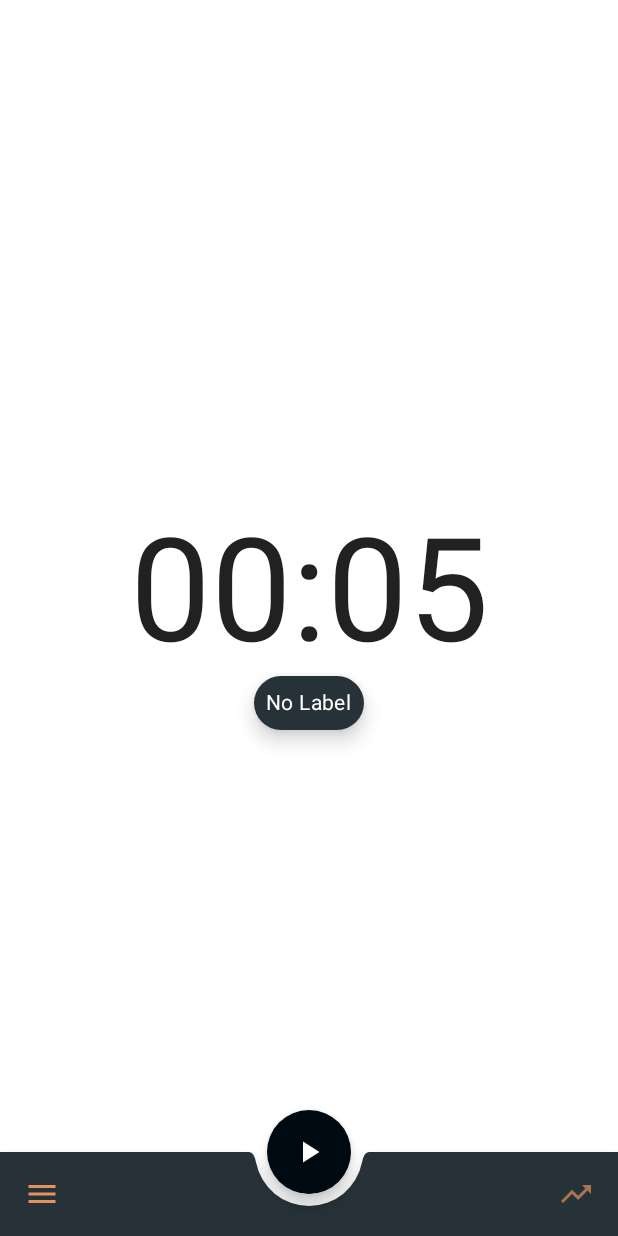
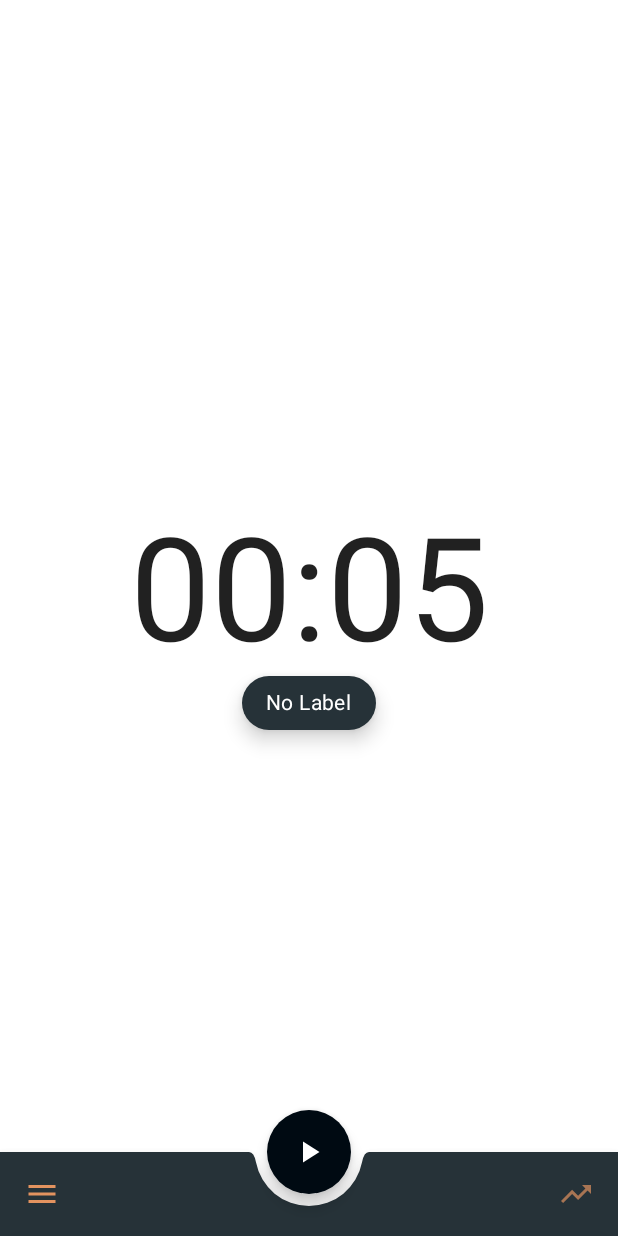
Before and after one commit to maximilianproell/SimplePomodoro, an Android app built with Jetpack Compose: the screen it shows after launch (MainActivity), on a phone screen of 412 x 824 dp. Run offline under Robolectric (Android 15) with nearby library versions, the phone set to English and light mode, and no system bars; our stand-ins replace Dagger/Hilt's generated code, Room's generated code, Timber, constraintlayout-compose; 3 statements that could not run were skipped.

```diff
--- a/app/src/main/java/com/example/simplepomodoro/MainActivity.kt
+++ b/app/src/main/java/com/example/simplepomodoro/MainActivity.kt
@@ -24,6 +24,8 @@ import timber.log.Timber
 
 object Constants {
     const val initialTimerSeconds: Long = 5
+    const val sharedPrefIdentifier = "com.example.simplepomodoro.shared.pref"
+    const val currentLabelSharedPref = "shared_pref_curr_label"
 }
 
 enum class ServiceState {
--- a/app/src/main/java/com/example/simplepomodoro/components/Chip.kt
+++ b/app/src/main/java/com/example/simplepomodoro/components/Chip.kt
@@ -1,34 +1,47 @@
 package com.example.simplepomodoro.components
 
-import androidx.compose.foundation.clickable
+import androidx.compose.foundation.layout.Arrangement
 import androidx.compose.foundation.layout.Row
 import androidx.compose.foundation.layout.padding
 import androidx.compose.foundation.selection.toggleable
 import androidx.compose.foundation.shape.RoundedCornerShape
-import androidx.compose.material.ExperimentalMaterialApi
-import androidx.compose.material.MaterialTheme
-import androidx.compose.material.Surface
-import androidx.compose.material.Text
-import androidx.compose.runtime.Composable
+import androidx.compose.material.*
+import androidx.compose.material.icons.Icons
+import androidx.compose.material.icons.filled.CheckCircleOutline
+import androidx.compose.runtime.*
+import androidx.compose.ui.Alignment
 import androidx.compose.ui.Modifier
 import androidx.compose.ui.graphics.Color
+import androidx.compose.ui.res.stringResource
 import androidx.compose.ui.tooling.preview.Preview
 import androidx.compose.ui.unit.dp
+import com.example.simplepomodoro.R
+import com.example.simplepomodoro.ui.theme.SimplePomodoroTheme
+import com.example.simplepomodoro.utils.convertLabelNameToDisplayName
 
+@Composable
+@Preview
+fun ChipPreview() {
+    SimplePomodoroTheme {
+        var isSelected by remember { mutableStateOf(true) }
+        Chip(
+            isSelected = isSelected,
+            onSelectionChanged = { isSelected = !isSelected}
+        )
+    }
+}
 
 @kotlin.OptIn(ExperimentalMaterialApi::class)
-@Preview(showBackground = true)
 @Composable
 fun Chip(
     name: String = "Chip",
     isSelected: Boolean = false,
     onSelectionChanged: (String) -> Unit = {},
-    onChipClicked: () -> Unit = {}
 ) {
     Surface(
         elevation = 8.dp,
         shape = RoundedCornerShape(80),
-        color = if (isSelected) Color.LightGray else MaterialTheme.colors.primary,
+        color = MaterialTheme.colors.primary,
     ) {
         Row(modifier = Modifier
             .toggleable(
@@ -37,12 +50,23 @@ fun Chip(
                     onSelectionChanged(name)
                 }
             )
-            .clickable {
-                onChipClicked()
+            .padding(horizontal = 8.dp),
+            horizontalArrangement = Arrangement.spacedBy(2.dp),
+            verticalAlignment = Alignment.CenterVertically
+        ) {
+            if (isSelected) {
+                Icon(
+                    imageVector = Icons.Filled.CheckCircleOutline,
+                    contentDescription = null,
+                    tint = Color.White
+                )
             }
-        ) {
+
             Text(
-                text = name,
+                text = convertLabelNameToDisplayName(
+                    labelName = name,
+                    noLabelName = stringResource(id = R.string.no_label),
+                ),
                 style = MaterialTheme.typography.body2,
                 color = Color.White,
                 modifier = Modifier.padding(8.dp)
--- a/app/src/main/java/com/example/simplepomodoro/di/DatabaseModule.kt
+++ b/app/src/main/java/com/example/simplepomodoro/di/DatabaseModule.kt
@@ -20,6 +20,6 @@ object DatabaseModule {
         return Room.databaseBuilder(
             applicationContext,
             PomodoroDatabase::class.java, "pomodoro-database"
-        ).build()
+        ).createFromAsset("pomodoro-database.db").build()
     }
 }
--- a/app/src/main/java/com/example/simplepomodoro/ui/main/MainScreen.kt
+++ b/app/src/main/java/com/example/simplepomodoro/ui/main/MainScreen.kt
@@ -1,5 +1,6 @@
 package com.example.simplepomodoro.ui.main
 
+import android.content.Context
 import android.text.format.DateUtils
 import android.view.animation.OvershootInterpolator
 import androidx.compose.animation.*
@@ -18,8 +19,8 @@ import androidx.compose.ui.ExperimentalComposeUiApi
 import androidx.compose.ui.Modifier
 import androidx.compose.ui.draw.alpha
 import androidx.compose.ui.draw.scale
-import androidx.compose.ui.graphics.Color
 import androidx.compose.ui.layout.layoutId
+import androidx.compose.ui.platform.LocalContext
 import androidx.compose.ui.res.stringResource
 import androidx.compose.ui.unit.dp
 import androidx.compose.ui.window.Dialog
@@ -29,15 +30,17 @@ import androidx.constraintlayout.compose.ConstraintSet
 import androidx.constraintlayout.compose.Dimension
 import androidx.lifecycle.viewmodel.compose.viewModel
 import androidx.navigation.NavController
+import com.example.simplepomodoro.Constants.currentLabelSharedPref
+import com.example.simplepomodoro.Constants.sharedPrefIdentifier
 import com.example.simplepomodoro.R
 import com.example.simplepomodoro.ServiceState
 import com.example.simplepomodoro.components.BottomSheetEntry
 import com.example.simplepomodoro.components.Chip
 import com.example.simplepomodoro.data.entities.LabelEntity
 import com.example.simplepomodoro.navigation.PomodoroScreen
+import com.example.simplepomodoro.utils.convertLabelNameToDisplayName
 import kotlinx.coroutines.CoroutineScope
 import kotlinx.coroutines.launch
-import timber.log.Timber
 
 sealed class MainScreenEvent {
     object OnPauseTimer : MainScreenEvent()
@@ -62,6 +65,16 @@ fun MainScreen(
 
     var miniFabExpandedState by remember { mutableStateOf(false) }
     var showLabelDialog by remember { mutableStateOf(false) }
+
+    val sharedPref = LocalContext.current.getSharedPreferences(
+        sharedPrefIdentifier, Context.MODE_PRIVATE
+    )
+
+    var currentlySetLabel by remember {
+        mutableStateOf(sharedPref.getString(currentLabelSharedPref, "no-label")!!)
+    }
+
+    val allLabels by viewModel.allLabelsFlow.collectAsState(initial = emptyList())
 
     val mainFabIconScale = animateFloatAsState(
         targetValue = if (viewModel.mutableServiceState == ServiceState.RUNNING) 1f else 0f,
@@ -180,8 +193,6 @@ fun MainScreen(
                             modifier = Modifier.scale(1 - mainFabIconScale.value)
                         )
 
-                        // todo this could have its own animation
-
                         if (miniFabExpandedState) {
                             Icon(
                                 Icons.Filled.Clear,
@@ -215,16 +226,26 @@ fun MainScreen(
                     )
 
                     Chip(
-                        name = stringResource(id = R.string.no_label),
-                        onChipClicked = {
-                            Timber.d("on chip clicked")
+                        name = convertLabelNameToDisplayName(
+                            labelName = currentlySetLabel,
+                            noLabelName = stringResource(id = R.string.no_label)
+                        ),
+                        onSelectionChanged = {
                             showLabelDialog = true
-                        }
+                        },
                     )
                     LabelDialog(
                         showDialog = showLabelDialog,
                         onDismiss = { showLabelDialog = false },
-                        labels = listOf(LabelEntity(name = "test"))
+                        labels = allLabels,
+                        currentlySetLabel = currentlySetLabel,
+                        onLabelChanged = { newLabel ->
+                            currentlySetLabel = newLabel
+                            sharedPref
+                                .edit()
+                                .putString(currentLabelSharedPref, newLabel)
+                                .apply()
+                        }
                     )
                 }
             }
@@ -357,8 +378,11 @@ fun ResetIcon(
 @Composable
 fun LabelDialog(
     showDialog: Boolean, onDismiss: () -> Unit,
-    labels: List<LabelEntity>
+    labels: List<LabelEntity>,
+    currentlySetLabel: String,
+    onLabelChanged: (String) -> Unit = {}
 ) {
+    var temporarilySetLabel by remember { mutableStateOf(currentlySetLabel) }
     if (showDialog) {
         Dialog(
             onDismissRequest = {
@@ -372,25 +396,40 @@ fun LabelDialog(
             Surface(
                 modifier = Modifier.wrapContentHeight(),
                 shape = RoundedCornerShape(16.dp),
-                color = Color.LightGray
+                color = MaterialTheme.colors.background
             ) {
                 Column(
                     modifier = Modifier.padding(16.dp),
                     verticalArrangement = Arrangement.spacedBy(12.dp)
                 ) {
-                    LazyColumn {
+                    LazyColumn(
+                        verticalArrangement = Arrangement.spacedBy(8.dp)
+                    ) {
                         items(labels) { label ->
                             Chip(
-                                name = label.name
+                                name = label.name,
+                                isSelected = label.name == temporarilySetLabel,
+                                onSelectionChanged = {
+                                    temporarilySetLabel = it
+                                }
                             )
                         }
                     }
                     Row {
                         TextButton(onClick = { onDismiss() }) {
-                            Text(stringResource(id = R.string.cancel))
+                            Text(
+                                stringResource(id = R.string.cancel),
+                                color = MaterialTheme.colors.onBackground
+                            )
                         }
-                        TextButton(onClick = { /*TODO*/ }) {
-                            Text("OK")
+                        TextButton(onClick = {
+                            onLabelChanged(temporarilySetLabel)
+                            onDismiss()
+                        }) {
+                            Text(
+                                "OK",
+                                color = MaterialTheme.colors.onBackground
+                            )
                         }
                     }
                 }
--- a/app/src/main/java/com/example/simplepomodoro/ui/theme/Theme.kt
+++ b/app/src/main/java/com/example/simplepomodoro/ui/theme/Theme.kt
@@ -10,7 +10,9 @@ import androidx.compose.ui.graphics.Color
 private val DarkColorPalette = darkColors(
     primary = DarkGrey,
     primaryVariant = LightGrey,
-    secondary = LightOrange
+    secondary = LightOrange,
+
+    onBackground = Color.White
 )
 
 private val LightColorPalette = lightColors(
@@ -19,7 +21,9 @@ private val LightColorPalette = lightColors(
     onPrimary = LightOrange,
 
     secondary = DarkDarkGrey,
-    onSecondary = Color.White
+    onSecondary = Color.White,
+
+    onBackground = Color.Black,
 
     // Other default colors to override
     /*background = Color.White,
--- /dev/null
+++ b/app/src/main/java/com/example/simplepomodoro/utils/PomodoroUtils.kt
@@ -0,0 +1,14 @@
+package com.example.simplepomodoro.utils
+
+import androidx.compose.ui.res.stringResource
+import com.example.simplepomodoro.R
+
+/**
+ * This helper function converts the given label name to the right name, which should be displayed.
+ * It only converts the "no-label" String to the given noLabelName. This is useful when different
+ * languages are used.
+ */
+fun convertLabelNameToDisplayName(labelName: String, noLabelName: String): String {
+    return if (labelName == "no-label") noLabelName
+    else labelName
+}
```
Also changed, not shown: app/src/main/assets/pomodoro-database.db (added).
